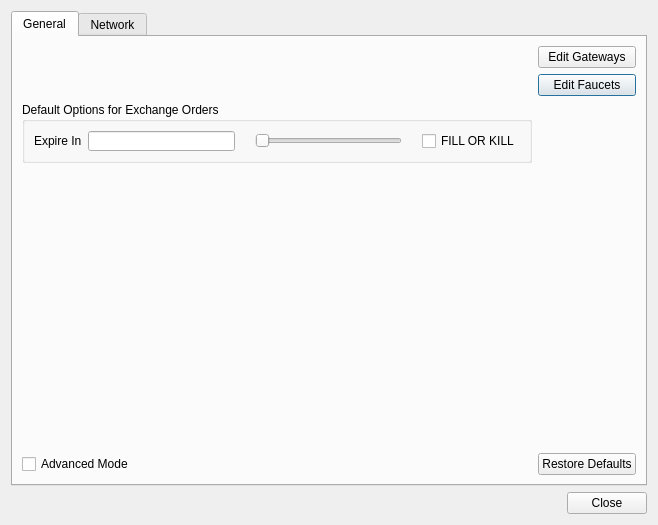
Qt form bitsharesqt/settings.ui (jhtitor/citadel) before a commit.
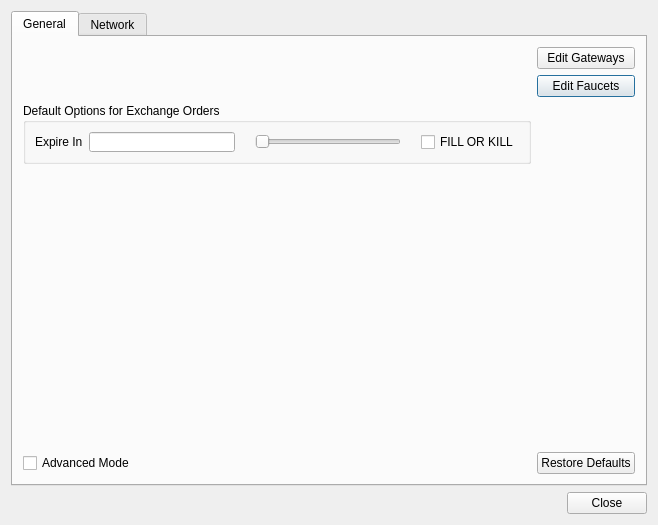
The same form after that commit. Icons and pictures are not drawn.

Patch:
```diff
--- a/bitsharesqt/settings.ui
+++ b/bitsharesqt/settings.ui
@@ -28,6 +28,18 @@
        <string>General</string>
       </attribute>
       <layout class="QGridLayout" name="gridLayout">
+       <property name="leftMargin">
+        <number>10</number>
+       </property>
+       <property name="topMargin">
+        <number>10</number>
+       </property>
+       <property name="rightMargin">
+        <number>10</number>
+       </property>
+       <property name="bottomMargin">
+        <number>10</number>
+       </property>
        <item row="4" column="0">
         <widget class="QCheckBox" name="advancedmodeEnabled">
          <property name="text">
```
Left out of the diff: 12 changed lines with no effect on the pictures.
